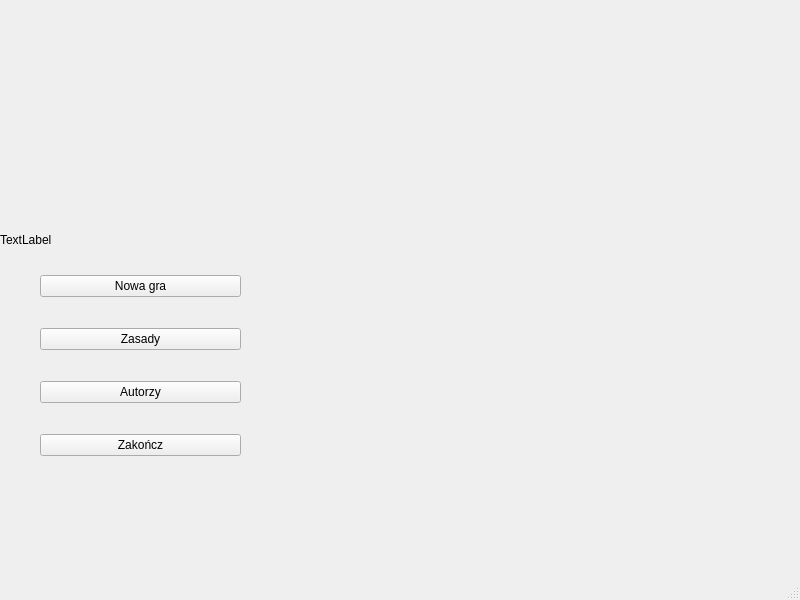
The window that battle-ships/mainwindow.ui (hubertoszywa/battle-ships) describes before a commit, drawn with Qt 5.
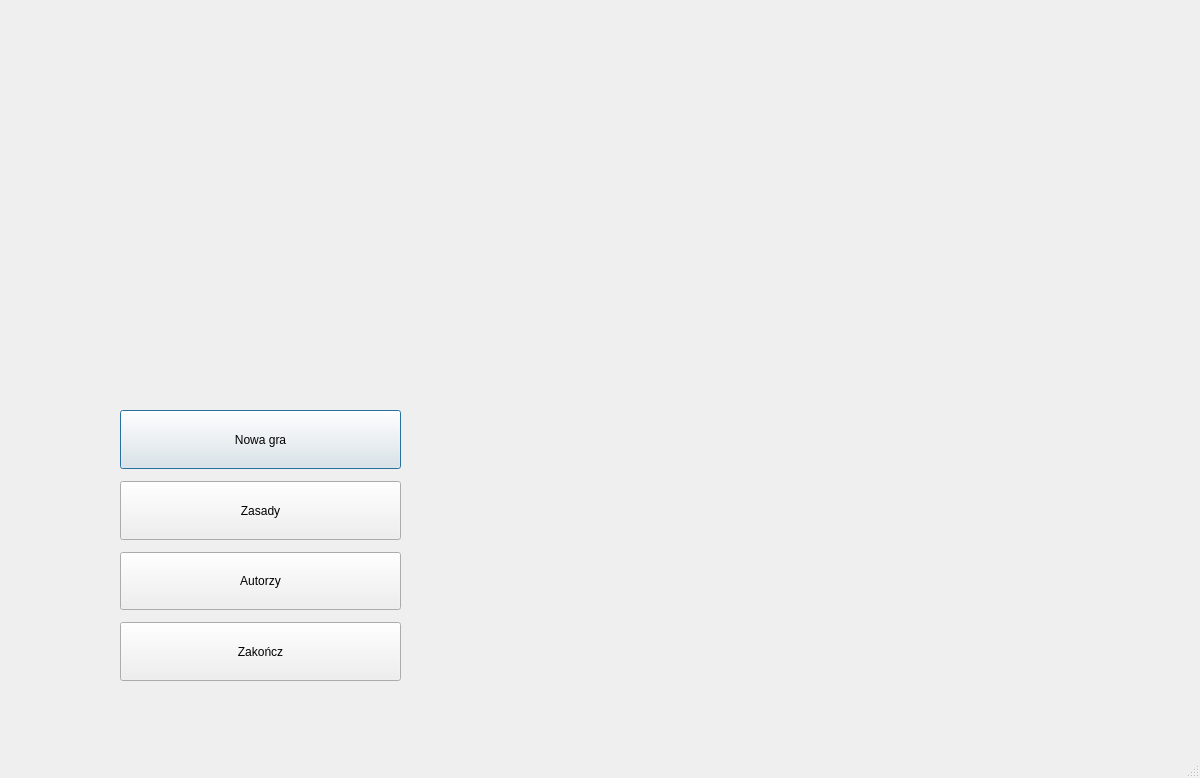
The same window after the commit. Icons and pictures are not drawn.

Diff of the .ui file:
```diff
--- a/battle-ships/mainwindow.ui
+++ b/battle-ships/mainwindow.ui
@@ -6,9 +6,21 @@
    <rect>
     <x>0</x>
     <y>0</y>
+    <width>1200</width>
+    <height>778</height>
+   </rect>
+  </property>
+  <property name="sizePolicy">
+   <sizepolicy hsizetype="Minimum" vsizetype="Minimum">
+    <horstretch>0</horstretch>
+    <verstretch>0</verstretch>
+   </sizepolicy>
+  </property>
+  <property name="minimumSize">
+   <size>
     <width>800</width>
     <height>600</height>
-   </rect>
+   </size>
   </property>
   <property name="windowTitle">
    <string>Battle Ships</string>
@@ -16,39 +28,71 @@
   <property name="autoFillBackground">
    <bool>false</bool>
   </property>
+  <property name="styleSheet">
+   <string notr="true"/>
+  </property>
   <widget class="QWidget" name="centralwidget">
-   <widget class="QLabel" name="label_pic">
+   <property name="autoFillBackground">
+    <bool>false</bool>
+   </property>
+   <property name="styleSheet">
+    <string notr="true">background-image: url(:/resources/assets/img/main-photo.png);
+background-repeat: no-repeat;
+  background-size: cover;
+</string>
+   </property>
+   <widget class="QWidget" name="layoutWidget">
     <property name="geometry">
      <rect>
-      <x>0</x>
-      <y>-60</y>
-      <width>800</width>
-      <height>600</height>
-     </rect>
-    </property>
-    <property name="text">
-     <string>TextLabel</string>
-    </property>
-   </widget>
-   <widget class="QWidget" name="">
-    <property name="geometry">
-     <rect>
-      <x>40</x>
-      <y>250</y>
-      <width>201</width>
-      <height>231</height>
+      <x>120</x>
+      <y>410</y>
+      <width>281</width>
+      <height>271</height>
      </rect>
     </property>
     <layout class="QVBoxLayout" name="verticalLayout">
+     <property name="spacing">
+      <number>12</number>
+     </property>
+     <property name="sizeConstraint">
+      <enum>QLayout::SetNoConstraint</enum>
+     </property>
      <item>
       <widget class="QPushButton" name="pushButton">
+       <property name="sizePolicy">
+        <sizepolicy hsizetype="Minimum" vsizetype="Preferred">
+         <horstretch>0</horstretch>
+         <verstretch>0</verstretch>
+        </sizepolicy>
+       </property>
+       <property name="cursor">
+        <cursorShape>PointingHandCursor</cursorShape>
+       </property>
+       <property name="styleSheet">
+        <string notr="true"/>
+       </property>
        <property name="text">
         <string>Nowa gra</string>
        </property>
+       <property name="default">
+        <bool>true</bool>
+       </property>
       </widget>
      </item>
      <item>
       <widget class="QPushButton" name="pushButton_2">
+       <property name="enabled">
+        <bool>true</bool>
+       </property>
+       <property name="sizePolicy">
+        <sizepolicy hsizetype="Minimum" vsizetype="Preferred">
+         <horstretch>0</horstretch>
+         <verstretch>0</verstretch>
+        </sizepolicy>
+       </property>
+       <property name="cursor">
+        <cursorShape>PointingHandCursor</cursorShape>
+       </property>
        <property name="text">
         <string>Zasady</string>
        </property>
@@ -56,6 +100,15 @@
      </item>
      <item>
       <widget class="QPushButton" name="pushButton_3">
+       <property name="sizePolicy">
+        <sizepolicy hsizetype="Minimum" vsizetype="Preferred">
+         <horstretch>0</horstretch>
+         <verstretch>0</verstretch>
+        </sizepolicy>
+       </property>
+       <property name="cursor">
+        <cursorShape>PointingHandCursor</cursorShape>
+       </property>
        <property name="text">
         <string>Autorzy</string>
        </property>
@@ -63,6 +116,15 @@
      </item>
      <item>
       <widget class="QPushButton" name="pushButton_4">
+       <property name="sizePolicy">
+        <sizepolicy hsizetype="Minimum" vsizetype="Preferred">
+         <horstretch>0</horstretch>
+         <verstretch>0</verstretch>
+        </sizepolicy>
+       </property>
+       <property name="cursor">
+        <cursorShape>PointingHandCursor</cursorShape>
+       </property>
        <property name="text">
         <string>Zakończ</string>
        </property>
```
Left out of the diff: 2 changed lines with no effect on the pictures.
